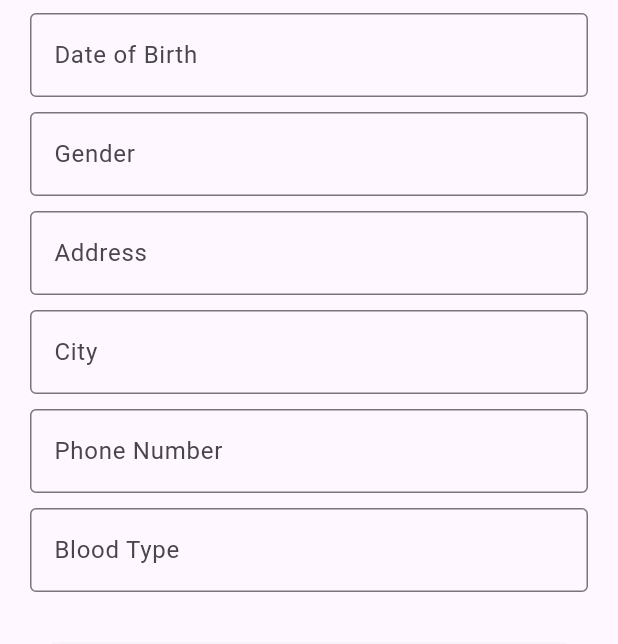
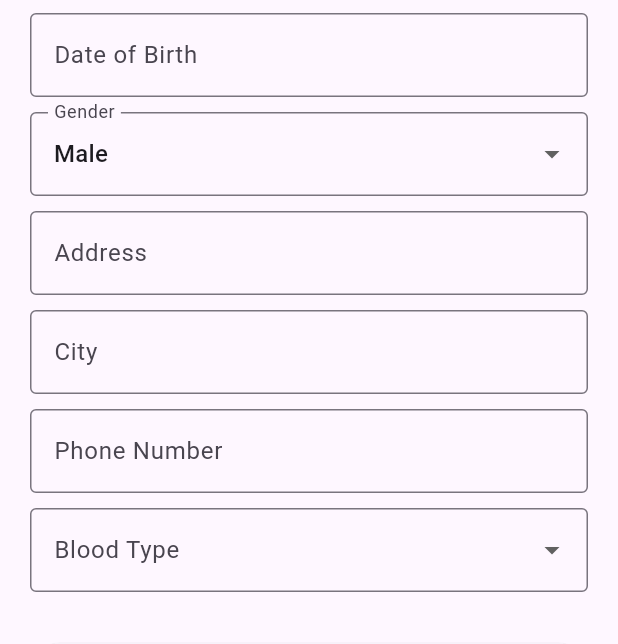
Before and after one commit to Medic01/Sustav_za_transfuziologiju, a Flutter app: the DataEntryPage screen opened directly with empty values, on a phone screen of 412 x 824 dp. Shown: the part 566-1210 px from the top of the screen. Run offline on Flutter 3.47's test engine with Material 3 defaults, Android fonts, the phone set to English and light mode, and no system bars; our stand-ins replace cloud_firestore, firebase_auth, firebase_core, flutter_dotenv, flutter_pw_validator, mask_text_input_formatter; accounts and stored records are empty.

Commit message:
add dropdown menus for gender and blood types

```diff
--- a/lib/screens/auth/login_page.dart
+++ b/lib/screens/auth/login_page.dart
@@ -125,7 +125,7 @@ class _LoginPageState extends State<LoginPage> {
                                   context,
                                   MaterialPageRoute(
                                       builder: (context) => DataEntryPage(
-                                            userEmail: _emailController.text,
+                                            email: _emailController.text,
                                           )),
                                 );
                               } else {
--- a/lib/screens/auth/registration_page.dart
+++ b/lib/screens/auth/registration_page.dart
@@ -6,7 +6,6 @@ import 'package:crypto/crypto.dart';
 import 'package:sustav_za_transfuziologiju/screens/enums/user_role.dart';
 import 'dart:convert';
 import 'package:sustav_za_transfuziologiju/screens/user/data_entry_page.dart';
-import 'package:sustav_za_transfuziologiju/screens/auth/login_page.dart';
 
 class RegistrationPage extends StatefulWidget {
   @override
@@ -205,7 +204,7 @@ class _RegistrationPageState extends State<RegistrationPage> {
                         context,
                         MaterialPageRoute(
                           builder: (context) => DataEntryPage(
-                              userEmail: _usernameController.text),
+                              email: _usernameController.text),
                         ),
                       );
                     } catch (e) {
--- /dev/null
+++ b/lib/screens/enums/blood_types.dart
@@ -0,0 +1,10 @@
+enum BloodTypes {
+  A_NEGATIVE,
+  A_POSITIVE,
+  B_NEGATIVE,
+  B_POSITIVE,
+  AB_NEGATIVE,
+  AB_POSITIVE,
+  O_NEGATIVE,
+  O_POSITIVE
+}
--- a/lib/screens/user/data_entry_page.dart
+++ b/lib/screens/user/data_entry_page.dart
@@ -1,22 +1,36 @@
 import 'package:flutter/material.dart';
 import 'package:cloud_firestore/cloud_firestore.dart';
 import 'package:sustav_za_transfuziologiju/welcome_page.dart';
+import '../enums/blood_types.dart';
+import '../widgets/blood_type_dropdown.dart';
 
-class DataEntryPage extends StatelessWidget {
+class DataEntryPage extends StatefulWidget {
+  final String email;
+
+  DataEntryPage({required this.email});
+
+  @override
+  _DataEntryPageState createState() => _DataEntryPageState();
+}
+
+class _DataEntryPageState extends State<DataEntryPage> {
   final TextEditingController _nameController = TextEditingController();
   final TextEditingController _surnameController = TextEditingController();
-  final TextEditingController _emailController;
-  final TextEditingController _genderController = TextEditingController();
-  final TextEditingController _uniqueCitizensIdController =
-  TextEditingController();
+  final TextEditingController _emailController = TextEditingController();
+  final TextEditingController _uniqueCitizensIdController = TextEditingController();
   final TextEditingController _dateOfBirthController = TextEditingController();
   final TextEditingController _addressController = TextEditingController();
   final TextEditingController _cityController = TextEditingController();
   final TextEditingController _phoneNumberController = TextEditingController();
-  final TextEditingController _bloodTypeController = TextEditingController();
+  BloodTypes? _selectedBloodType;
+  String _selectedGender = 'Male';
+  List<String> _genderOptions = ['Male', 'Female'];
 
-  DataEntryPage({required String userEmail})
-      : _emailController = TextEditingController(text: userEmail);
+  @override
+  void initState() {
+    super.initState();
+    _emailController.text = widget.email;
+  }
 
   void saveDataToFirestore({
     required String name,
@@ -27,7 +41,7 @@ class DataEntryPage extends StatelessWidget {
     required String address,
     required String city,
     required String phoneNumber,
-    required String bloodType,
+    required BloodTypes? bloodType,
     required String gender,
     required BuildContext context,
   }) async {
@@ -39,7 +53,6 @@ class DataEntryPage extends StatelessWidget {
           .where('email', isEqualTo: email)
           .get();
       print("User Snapshot: $userSnapshot");
-
 
       if (userSnapshot.docs.isNotEmpty) {
         final userId = userSnapshot.docs.first.id;
@@ -54,11 +67,10 @@ class DataEntryPage extends StatelessWidget {
           'address': address,
           'city': city,
           'phoneNumber': phoneNumber,
-          'bloodType': bloodType,
+          'bloodType': bloodType?.toString().split('.').last,
           'gender': gender,
           'isFirstLogin': false,
         });
-
       }
 
       print('Data successfully saved to Firestore.');
@@ -66,7 +78,7 @@ class DataEntryPage extends StatelessWidget {
       showDialog(
         context: context,
         builder: (BuildContext context) {
-          return AlertDialog(
+          return const AlertDialog(
             title: Text("Successfully saved"),
           );
         },
@@ -87,39 +99,45 @@ class DataEntryPage extends StatelessWidget {
   Widget build(BuildContext context) {
     return Scaffold(
       appBar: AppBar(
-        title: Text('Home Page'),
+        title: const Text('Home Page'),
       ),
       body: SingleChildScrollView(
-        padding: EdgeInsets.all(20.0),
+        padding: const EdgeInsets.all(20.0),
         child: Column(
           crossAxisAlignment: CrossAxisAlignment.start,
           children: <Widget>[
-            Text(
+            const Text(
               'Fill in your details:',
               style: TextStyle(fontSize: 18.0, fontWeight: FontWeight.bold),
             ),
-            SizedBox(height: 20.0),
+            const SizedBox(height: 20.0),
             _buildTextField(labelText: 'Name', controller: _nameController),
-            _buildTextField(
-                labelText: 'Surname', controller: _surnameController),
-            _buildTextField(
-                labelText: 'Email',
-                controller: _emailController,
-                readOnly: true),
-            _buildTextField(
-                labelText: 'Unique Citizens ID',
-                controller: _uniqueCitizensIdController),
-            _buildTextField(
-                labelText: 'Date of Birth', controller: _dateOfBirthController),
-            _buildTextField(labelText: 'Gender', controller: _genderController),
-            _buildTextField(
-                labelText: 'Address', controller: _addressController),
+            _buildTextField(labelText: 'Surname', controller: _surnameController),
+            _buildTextField(labelText: 'Email', controller: _emailController, readOnly: true),
+            _buildTextField(labelText: 'Unique Citizens ID', controller: _uniqueCitizensIdController),
+            _buildTextField(labelText: 'Date of Birth', controller: _dateOfBirthController),
+            _buildGenderDropdownField(labelText: 'Gender', value: _selectedGender, onChanged: (value) {
+              setState(() {
+                _selectedGender = value!;
+              });
+            }, items: _genderOptions.map<DropdownMenuItem<String>>((String gender) {
+              return DropdownMenuItem<String>(
+                value: gender,
+                child: Text(gender),
+              );
+            }).toList()),
+            _buildTextField(labelText: 'Address', controller: _addressController),
             _buildTextField(labelText: 'City', controller: _cityController),
-            _buildTextField(
-                labelText: 'Phone Number', controller: _phoneNumberController),
-            _buildTextField(
-                labelText: 'Blood Type', controller: _bloodTypeController),
-            SizedBox(height: 20.0),
+            _buildTextField(labelText: 'Phone Number', controller: _phoneNumberController),
+            BloodTypeDropdown(
+              onChanged: (newValue) {
+                setState(() {
+                  _selectedBloodType = newValue;
+                });
+              },
+              value: _selectedBloodType,
+            ),
+            const SizedBox(height: 20.0),
             _buildSaveButton(context),
           ],
         ),
@@ -127,19 +145,36 @@ class DataEntryPage extends StatelessWidget {
     );
   }
 
-  Widget _buildTextField(
-      {required String labelText,
-        required TextEditingController controller,
-        bool readOnly = false}) {
+  Widget _buildTextField({required String labelText, required TextEditingController controller, bool readOnly = false}) {
     return Container(
-      margin: EdgeInsets.only(bottom: 10.0),
+      margin: const EdgeInsets.only(bottom: 10.0),
       child: TextFormField(
         controller: controller,
         readOnly: readOnly,
         decoration: InputDecoration(
           labelText: labelText,
-          border: OutlineInputBorder(),
+          border: const OutlineInputBorder(),
         ),
+      ),
+    );
+  }
+
+  Widget _buildGenderDropdownField({
+    required String labelText,
+    required String value,
+    required ValueChanged<String?> onChanged,
+    required List<DropdownMenuItem<String>> items,
+  }) {
+    return Container(
+      margin: const EdgeInsets.only(bottom: 10.0),
+      child: DropdownButtonFormField<String>(
+        decoration: InputDecoration(
+          labelText: labelText,
+          border: const OutlineInputBorder(),
+        ),
+        value: value,
+        onChanged: onChanged,
+        items: items,
       ),
     );
   }
@@ -154,16 +189,16 @@ class DataEntryPage extends StatelessWidget {
             surname: _surnameController.text,
             email: _emailController.text,
             uniqueCitizensId: _uniqueCitizensIdController.text,
-            gender: _genderController.text,
+            gender: _selectedGender,
             dateOfBirth: _dateOfBirthController.text,
             address: _addressController.text,
             city: _cityController.text,
             phoneNumber: _phoneNumberController.text,
-            bloodType: _bloodTypeController.text,
+            bloodType: _selectedBloodType,
             context: context,
           );
         },
-        child: Text('Save'),
+        child: const Text('Save'),
       ),
     );
   }
--- /dev/null
+++ b/lib/screens/widgets/blood_type_dropdown.dart
@@ -0,0 +1,48 @@
+import 'package:flutter/material.dart';
+import '../enums/blood_types.dart';
+
+class BloodTypeDropdown extends StatefulWidget{
+  final ValueChanged<BloodTypes?> onChanged;
+  final BloodTypes? value;
+
+  BloodTypeDropdown({required this.onChanged, required this.value});
+
+  @override
+  _BloodTypeDropdownState createState() => _BloodTypeDropdownState();
+}
+
+class _BloodTypeDropdownState extends State<BloodTypeDropdown> {
+  BloodTypes? _selectedBloodType;
+
+  @override
+  void initState() {
+    super.initState();
+    _selectedBloodType = widget.value;
+  }
+
+  @override
+  Widget build(BuildContext context) {
+    return Container(
+      margin: EdgeInsets.only(bottom: 10.0),
+      child: DropdownButtonFormField<BloodTypes>(
+        decoration: const InputDecoration(
+          labelText: 'Blood Type',
+          border: OutlineInputBorder(),
+        ),
+        value: _selectedBloodType,
+        onChanged: (BloodTypes? newValue) {
+          setState(() {
+            _selectedBloodType = newValue;
+          });
+          widget.onChanged(newValue);
+        },
+        items: BloodTypes.values.map<DropdownMenuItem<BloodTypes>>((type) {
+          return DropdownMenuItem<BloodTypes>(
+            value: type,
+            child: Text(type.toString().split('.').last),
+          );
+        }).toList(),
+      ),
+    );
+  }
+}
```
Also changed, not shown: lib/screens/donation/blood_donation_form.dart (+36 -34 lines).
